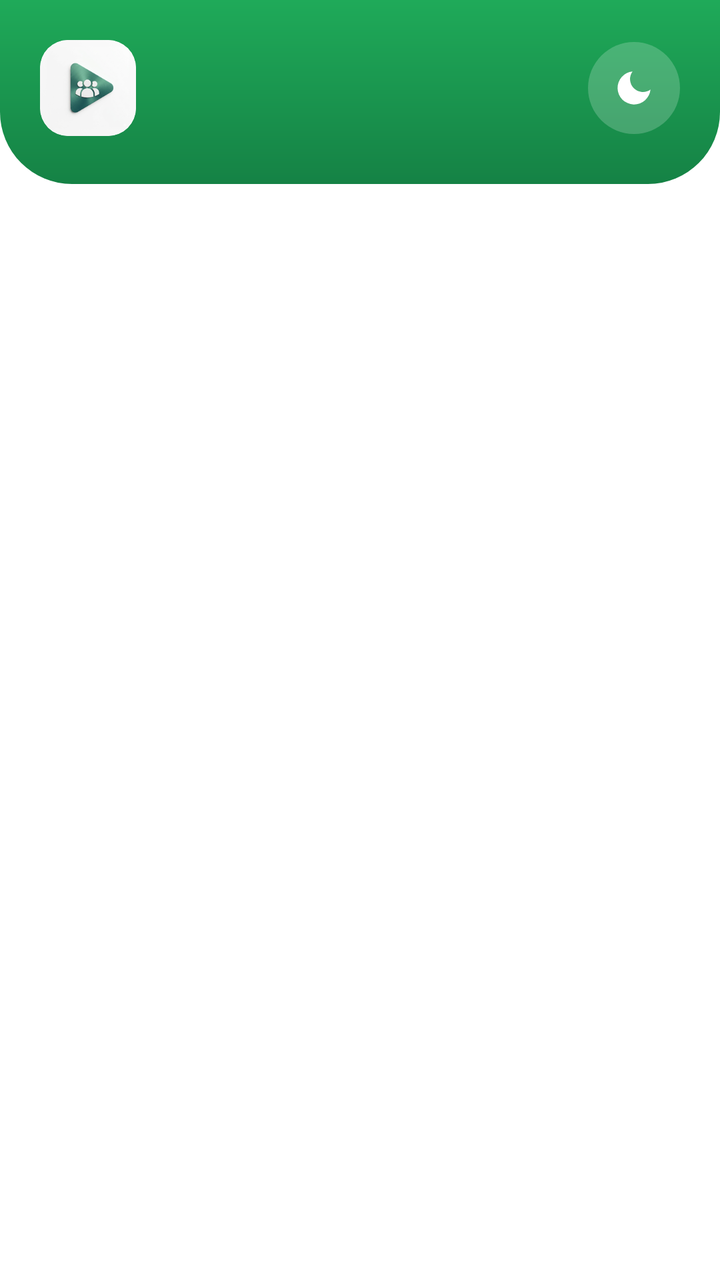
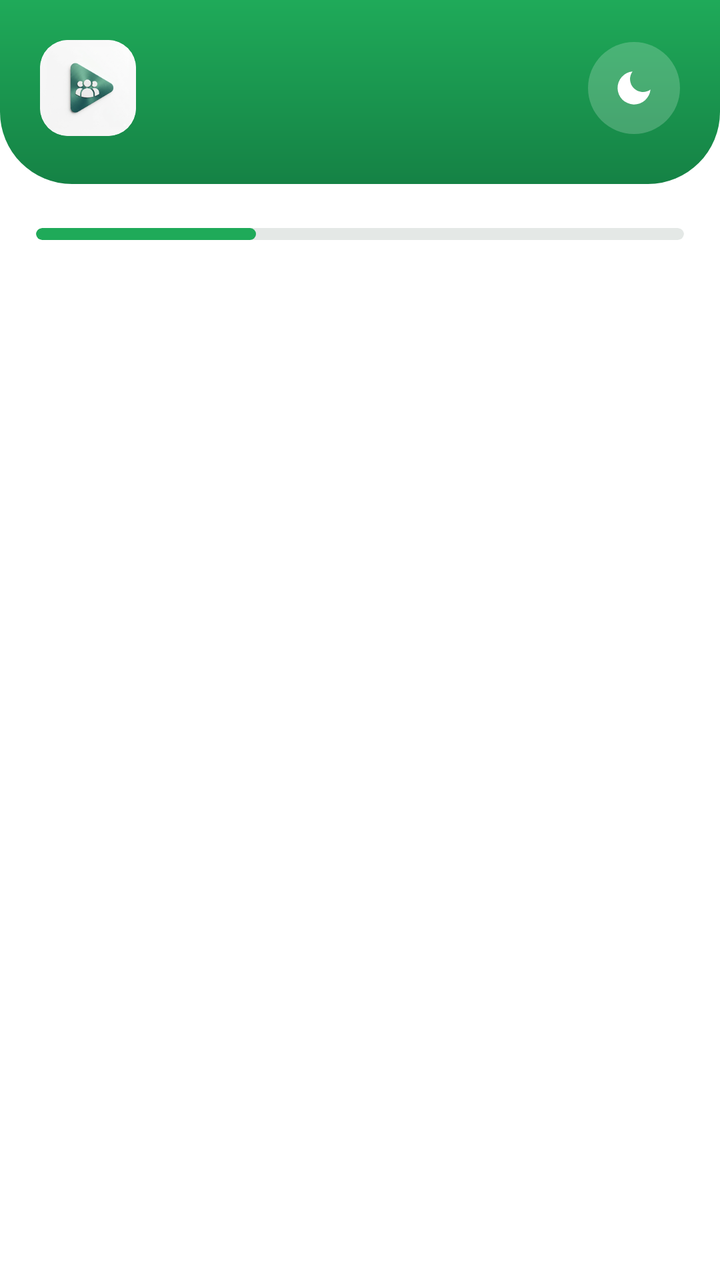

Compare the two renders of this Android layout. The source of the first and the diff that turns it into the second are given below.
<!-- AndroidManifest.xml: application theme Theme.ViewGrow.Starting -->
<!-- res/layout/fragment_home.xml -->
<?xml version="1.0" encoding="utf-8"?>
<LinearLayout xmlns:android="http://schemas.android.com/apk/res/android"
    android:layout_width="match_parent"
    android:layout_height="match_parent"
    android:background="@color/surface"
    android:orientation="vertical">

    <include layout="@layout/part_header_user" />

    
    <FrameLayout
        android:layout_width="match_parent"
        android:layout_height="0dp"
        android:layout_weight="1">

    <ImageView
        android:id="@+id/home_loading"
        android:layout_width="wrap_content"
        android:layout_height="wrap_content"
        android:layout_gravity="center"
        android:layout_marginBottom="60dp"
        android:importantForAccessibility="no" />

    <ScrollView
        android:id="@+id/home_scroll"
        android:layout_width="match_parent"
        android:layout_height="match_parent"
        android:clipToPadding="false"
        android:paddingBottom="90dp"
        android:scrollbars="none"
        android:visibility="invisible">
        <LinearLayout
            android:layout_width="match_parent"
            android:layout_height="wrap_content"
            android:orientation="vertical"
            android:padding="18dp">

            
            <LinearLayout
                android:id="@+id/top_slot"
                android:layout_width="match_parent"
                android:layout_height="wrap_content"
                android:orientation="vertical" />

            
            <LinearLayout
                android:id="@+id/countdown"
                android:layout_width="match_parent"
                android:layout_height="wrap_content"
                android:background="@drawable/bg_countdown"
                android:gravity="center_horizontal"
                android:orientation="vertical"
                android:paddingTop="14dp"
                android:paddingBottom="14dp">
                <TextView
                    android:layout_width="wrap_content"
                    android:layout_height="wrap_content"
                    android:text="Get new contacts in"
                    android:textColor="@color/text2"
                    android:textSize="13.5sp" />
                <TextView
                    android:id="@+id/timer"
                    android:layout_width="wrap_content"
                    android:layout_height="wrap_content"
                    android:layout_marginTop="2dp"
                    android:tag="extrabold"
                    android:text="--:--:--"
                    android:textColor="@color/green_text"
                    android:textSize="40sp" />
            </LinearLayout>

            
            <LinearLayout
                android:layout_width="match_parent"
                android:layout_height="wrap_content"
                android:layout_marginTop="12dp"
                android:background="@drawable/bg_card"
                android:orientation="horizontal"
                android:paddingTop="14dp"
                android:paddingBottom="14dp">
                <LinearLayout
                    android:layout_width="0dp"
                    android:layout_height="wrap_content"
                    android:layout_weight="1"
                    android:gravity="center_horizontal"
                    android:orientation="vertical">
                    <TextView
                        android:layout_width="wrap_content"
                        android:layout_height="wrap_content"
                        android:text="Contacts received"
                        android:textColor="@color/text2"
                        android:textSize="12sp" />
                    <TextView
                        android:id="@+id/stat_received"
                        android:layout_width="wrap_content"
                        android:layout_height="wrap_content"
                        android:layout_marginTop="4dp"
                        android:tag="bold"
                        android:text="0"
                        android:textColor="@color/dark"
                        android:textSize="26sp" />
                </LinearLayout>
            </LinearLayout>

            
            <LinearLayout
                android:id="@+id/body"
                android:layout_width="match_parent"
                android:layout_height="wrap_content"
                android:orientation="vertical" />
        </LinearLayout>
    </ScrollView>
    </FrameLayout>
</LinearLayout>
<!-- res/layout/part_header_user.xml (included above) -->
<?xml version="1.0" encoding="utf-8"?>
<LinearLayout xmlns:android="http://schemas.android.com/apk/res/android"
    android:id="@+id/hero"
    android:layout_width="match_parent"
    android:layout_height="wrap_content"
    android:background="@drawable/bg_hero"
    android:gravity="center_vertical"
    android:orientation="horizontal"
    android:paddingStart="20dp"
    android:paddingTop="20dp"
    android:paddingEnd="20dp"
    android:paddingBottom="24dp">

    <ImageView
        android:id="@+id/avatar"
        android:layout_width="48dp"
        android:layout_height="48dp"
        android:background="@drawable/bg_logo_clip"
        android:clipToOutline="true"
        android:contentDescription="ViewGrow"
        android:scaleType="centerCrop"
        android:src="@drawable/viewgrow_logo" />

    <LinearLayout
        android:layout_width="0dp"
        android:layout_height="wrap_content"
        android:layout_marginStart="12dp"
        android:layout_weight="1"
        android:orientation="vertical">
        <TextView
            android:id="@+id/user_name"
            android:layout_width="wrap_content"
            android:layout_height="wrap_content"
            android:ellipsize="end"
            android:maxLines="1"
            android:tag="bold"
            android:textColor="@color/white"
            android:textSize="18sp" />
        
        <LinearLayout
            android:layout_width="wrap_content"
            android:layout_height="wrap_content"
            android:layout_marginTop="4dp"
            android:gravity="center_vertical"
            android:orientation="horizontal">
            <TextView
                android:id="@+id/user_phone"
                android:layout_width="wrap_content"
                android:layout_height="wrap_content"
                android:textColor="@color/white_soft"
                android:textSize="12.5sp" />
            <TextView
                android:id="@+id/badge"
                android:layout_width="wrap_content"
                android:layout_height="wrap_content"
                android:layout_marginStart="8dp"
                android:background="@drawable/bg_badge_glass"
                android:drawablePadding="5dp"
                android:gravity="center_vertical"
                android:paddingStart="8dp"
                android:paddingTop="3dp"
                android:paddingEnd="9dp"
                android:paddingBottom="3dp"
                android:singleLine="true"
                android:tag="semibold"
                android:textColor="@color/white"
                android:textSize="10.5sp"
                android:visibility="gone" />
        </LinearLayout>
    </LinearLayout>

    <ImageView
        android:id="@+id/theme_btn"
        android:layout_width="46dp"
        android:layout_height="46dp"
        android:layout_marginStart="10dp"
        android:background="@drawable/bg_icon_circle"
        android:clickable="true"
        android:contentDescription="Switch between light and dark"
        android:focusable="true"
        android:padding="12dp"
        android:src="@drawable/ic_moon" />
</LinearLayout>
<!-- resources referenced by this layout -->
<resources>
  <color name="dark">#111B21</color>
  <color name="green_text">#158245</color>
  <color name="surface">#FFFFFF</color>
  <color name="text2">#7A8580</color>
  <color name="white">#FFFFFF</color>
  <color name="white_soft">#D9FFFFFF</color>
  <!-- drawable bg_badge_glass (drawable) -->
  <?xml version="1.0" encoding="utf-8"?>
  <shape xmlns:android="http://schemas.android.com/apk/res/android" android:shape="rectangle">
      <solid android:color="#26FFFFFF" />
      <stroke android:width="1dp" android:color="#40FFFFFF" />
      <corners android:radius="100dp" />
  </shape>
  <!-- drawable bg_card (drawable) -->
  <?xml version="1.0" encoding="utf-8"?>
  <shape xmlns:android="http://schemas.android.com/apk/res/android" android:shape="rectangle">
      <solid android:color="@color/surface" />
      <stroke android:width="1dp" android:color="@color/border" />
      <corners android:radius="16dp" />
  </shape>
  <!-- drawable bg_countdown (drawable) -->
  <?xml version="1.0" encoding="utf-8"?>
  <shape xmlns:android="http://schemas.android.com/apk/res/android" android:shape="rectangle">
      <solid android:color="@color/tint" />
  
      <corners android:radius="16dp" />
  </shape>
  <!-- drawable bg_hero (drawable) -->
  <?xml version="1.0" encoding="utf-8"?>
  <shape xmlns:android="http://schemas.android.com/apk/res/android" android:shape="rectangle">
      <gradient android:angle="270" android:startColor="@color/green" android:endColor="@color/green_dark" />
      <corners android:bottomLeftRadius="36dp" android:bottomRightRadius="36dp" />
  </shape>
  <!-- drawable bg_icon_circle (drawable) -->
  <?xml version="1.0" encoding="utf-8"?>
  <shape xmlns:android="http://schemas.android.com/apk/res/android"
      android:shape="oval">
      <solid android:color="#33FFFFFF" />
  </shape>
  <!-- drawable bg_logo_clip (drawable) -->
  <?xml version="1.0" encoding="utf-8"?>
  <shape xmlns:android="http://schemas.android.com/apk/res/android" android:shape="rectangle">
      <solid android:color="@color/white" />
      <corners android:radius="14dp" />
  </shape>
  <!-- drawable ic_moon (drawable) -->
  <?xml version="1.0" encoding="utf-8"?>
  <vector xmlns:android="http://schemas.android.com/apk/res/android"
      android:width="24dp" android:height="24dp"
      android:viewportWidth="24" android:viewportHeight="24">
      <path android:fillColor="#FFFFFF" android:pathData="M21,12.79A9,9 0 1,1 11.21,3A7,7 0 0,0 21,12.79z" />
  </vector>
  <style name="Theme.ViewGrow.Starting" parent="Theme.SplashScreen">
          <item name="windowSplashScreenBackground">@color/splash_bg</item>
          <item name="windowSplashScreenAnimatedIcon">@drawable/splash_icon</item>
          <item name="postSplashScreenTheme">@style/Theme.ViewGrow</item>
      </style>
  <color name="border">#DCEEE1</color>
  <color name="tint">#E1F5EB</color>
  <color name="green">#1FAA59</color>
  <color name="green_dark">#158245</color>
  <color name="splash_bg">#F6F6F6</color>
  <!-- unchanged entries left out for length: 3 -->
</resources>

<!-- the commit's change to res/layout/fragment_home.xml (unified diff, before → after) -->
@@ -13,13 +13,24 @@
         android:layout_height="0dp"
         android:layout_weight="1">
 
-    <ImageView
+    
+    <FrameLayout
         android:id="@+id/home_loading"
-        android:layout_width="wrap_content"
-        android:layout_height="wrap_content"
-        android:layout_gravity="center"
-        android:layout_marginBottom="60dp"
-        android:importantForAccessibility="no" />
+        android:layout_width="match_parent"
+        android:layout_height="6dp"
+        android:layout_gravity="top"
+        android:layout_marginStart="18dp"
+        android:layout_marginTop="22dp"
+        android:layout_marginEnd="18dp"
+        android:background="@drawable/bg_load_track"
+        android:clipToOutline="true"
+        android:importantForAccessibility="no">
+        <View
+            android:id="@+id/home_loading_fill"
+            android:layout_width="110dp"
+            android:layout_height="match_parent"
+            android:background="@drawable/bg_load_fill" />
+    </FrameLayout>
 
     <ScrollView
         android:id="@+id/home_scroll"
@@ -44,62 +55,72 @@
 
             
             <LinearLayout
-                android:id="@+id/countdown"
-                android:layout_width="match_parent"
-                android:layout_height="wrap_content"
-                android:background="@drawable/bg_countdown"
-                android:gravity="center_horizontal"
-                android:orientation="vertical"
-                android:paddingTop="14dp"
-                android:paddingBottom="14dp">
-                <TextView
-                    android:layout_width="wrap_content"
-                    android:layout_height="wrap_content"
-                    android:text="Get new contacts in"
-                    android:textColor="@color/text2"
-                    android:textSize="13.5sp" />
-                <TextView
-                    android:id="@+id/timer"
-                    android:layout_width="wrap_content"
-                    android:layout_height="wrap_content"
-                    android:layout_marginTop="2dp"
-                    android:tag="extrabold"
-                    android:text="--:--:--"
-                    android:textColor="@color/green_text"
-                    android:textSize="40sp" />
-            </LinearLayout>
-
-            
-            <LinearLayout
-                android:layout_width="match_parent"
-                android:layout_height="wrap_content"
-                android:layout_marginTop="12dp"
-                android:background="@drawable/bg_card"
+                android:id="@+id/stat_card"
+                android:layout_width="match_parent"
+                android:layout_height="wrap_content"
+                                android:background="@drawable/bg_stat_card"
+                android:gravity="center_vertical"
                 android:orientation="horizontal"
-                android:paddingTop="14dp"
-                android:paddingBottom="14dp">
+                android:paddingStart="18dp"
+                android:paddingTop="20dp"
+                android:paddingEnd="18dp"
+                android:paddingBottom="20dp">
                 <LinearLayout
                     android:layout_width="0dp"
                     android:layout_height="wrap_content"
                     android:layout_weight="1"
-                    android:gravity="center_horizontal"
                     android:orientation="vertical">
                     <TextView
                         android:layout_width="wrap_content"
                         android:layout_height="wrap_content"
                         android:text="Contacts received"
                         android:textColor="@color/text2"
-                        android:textSize="12sp" />
+                        android:textSize="15sp" />
                     <TextView
                         android:id="@+id/stat_received"
                         android:layout_width="wrap_content"
                         android:layout_height="wrap_content"
-                        android:layout_marginTop="4dp"
+                        android:layout_marginTop="6dp"
                         android:tag="bold"
                         android:text="0"
                         android:textColor="@color/dark"
-                        android:textSize="26sp" />
+                        android:textSize="46sp" />
                 </LinearLayout>
+                <com.viewgrow.app.GaugeView
+                    android:id="@+id/stat_gauge"
+                    android:layout_width="120dp"
+                    android:layout_height="70dp"
+                    android:importantForAccessibility="no" />
+            </LinearLayout>
+
+            
+            <LinearLayout
+                android:id="@+id/countdown"
+                android:layout_width="match_parent"
+                android:layout_height="wrap_content"
+                android:layout_marginTop="12dp"
+                android:background="@drawable/bg_countdown"
+                android:gravity="center_vertical"
+                android:orientation="horizontal"
+                android:paddingStart="18dp"
+                android:paddingTop="12dp"
+                android:paddingEnd="18dp"
+                android:paddingBottom="12dp">
+                <TextView
+                    android:layout_width="0dp"
+                    android:layout_height="wrap_content"
+                    android:layout_weight="1"
+                    android:text="Get new contacts in"
+                    android:textColor="@color/text2"
+                    android:textSize="13sp" />
+                <TextView
+                    android:id="@+id/timer"
+                    android:layout_width="wrap_content"
+                    android:layout_height="wrap_content"
+                    android:tag="extrabold"
+                    android:text="--:--:--"
+                    android:textColor="@color/green_text"
+                    android:textSize="24sp" />
             </LinearLayout>
 
             
<!-- resource entries referenced after the edit -->
@@ -12,13 +12,6 @@
       <solid android:color="#26FFFFFF" />
       <stroke android:width="1dp" android:color="#40FFFFFF" />
       <corners android:radius="100dp" />
-  </shape>
-  <!-- drawable bg_card (drawable) -->
-  <?xml version="1.0" encoding="utf-8"?>
-  <shape xmlns:android="http://schemas.android.com/apk/res/android" android:shape="rectangle">
-      <solid android:color="@color/surface" />
-      <stroke android:width="1dp" android:color="@color/border" />
-      <corners android:radius="16dp" />
   </shape>
   <!-- drawable bg_countdown (drawable) -->
   <?xml version="1.0" encoding="utf-8"?>
@@ -39,11 +32,30 @@
       android:shape="oval">
       <solid android:color="#33FFFFFF" />
   </shape>
+  <!-- drawable bg_load_fill (drawable) -->
+  <?xml version="1.0" encoding="utf-8"?>
+  <shape xmlns:android="http://schemas.android.com/apk/res/android" android:shape="rectangle">
+      <solid android:color="@color/green" />
+      <corners android:radius="3dp" />
+  </shape>
+  <!-- drawable bg_load_track (drawable) -->
+  <?xml version="1.0" encoding="utf-8"?>
+  <shape xmlns:android="http://schemas.android.com/apk/res/android" android:shape="rectangle">
+      <solid android:color="@color/track" />
+      <corners android:radius="3dp" />
+  </shape>
   <!-- drawable bg_logo_clip (drawable) -->
   <?xml version="1.0" encoding="utf-8"?>
   <shape xmlns:android="http://schemas.android.com/apk/res/android" android:shape="rectangle">
       <solid android:color="@color/white" />
       <corners android:radius="14dp" />
+  </shape>
+  <!-- drawable bg_stat_card (drawable) -->
+  <?xml version="1.0" encoding="utf-8"?>
+  <shape xmlns:android="http://schemas.android.com/apk/res/android" android:shape="rectangle">
+      <solid android:color="@color/field" />
+      <stroke android:width="1dp" android:color="@color/border" />
+      <corners android:radius="16dp" />
   </shape>
   <!-- drawable ic_moon (drawable) -->
   <?xml version="1.0" encoding="utf-8"?>
@@ -61,6 +73,8 @@
   <color name="tint">#E1F5EB</color>
   <color name="green">#1FAA59</color>
   <color name="green_dark">#158245</color>
+  <color name="track">#E4E8E6</color>
+  <color name="field">#F6FBF1</color>
   <color name="splash_bg">#F6F6F6</color>
   <!-- unchanged entries left out for length: 3 -->
 </resources>
